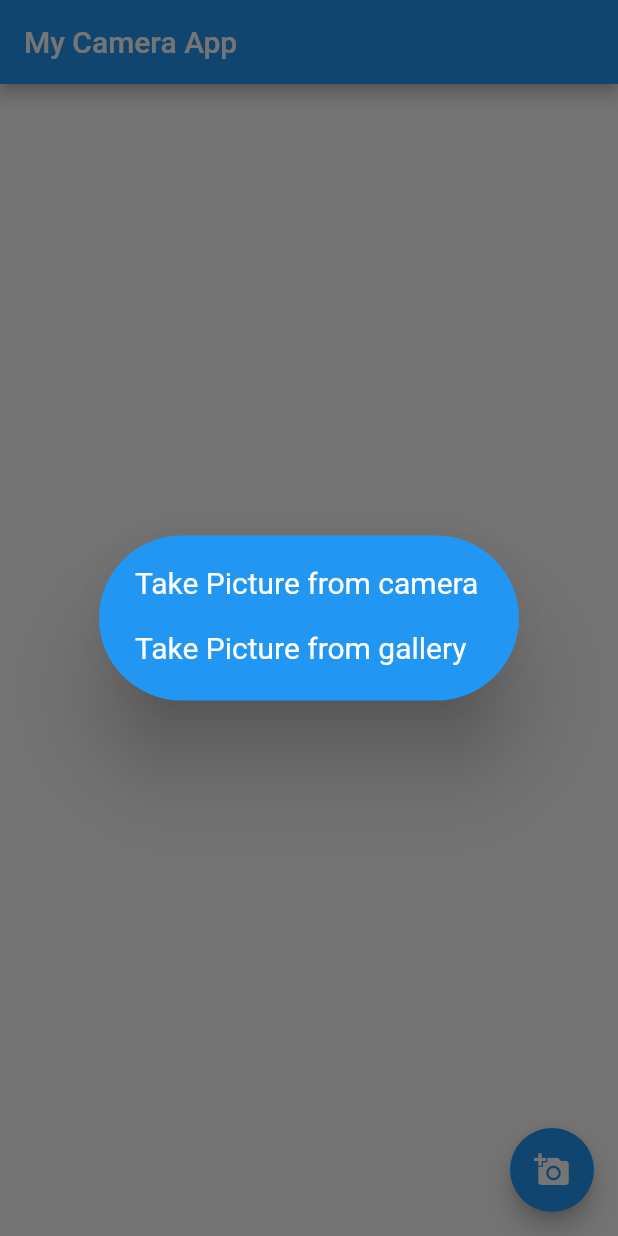
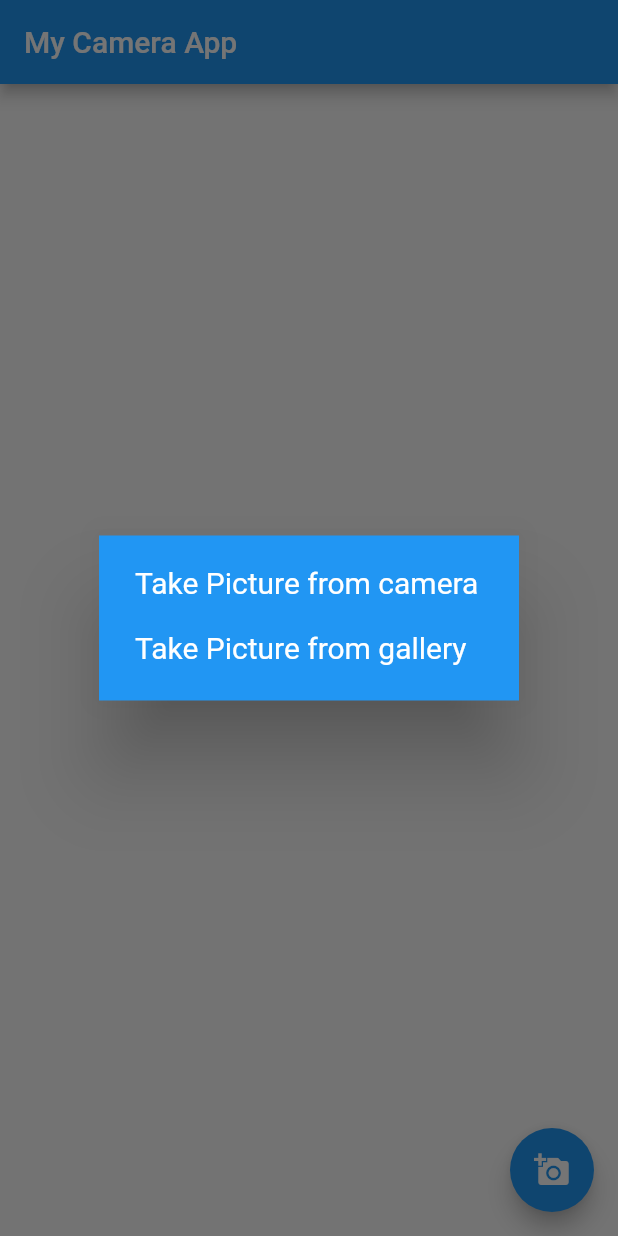
Before and after one commit to AayushPatel006/CameraAndGestureApp, a Flutter app: the screen it shows after launch, after a tap on the "add a photo" icon, on a phone screen of 412 x 824 dp. Run offline on Flutter 3.47's test engine with Material 2 defaults, Android fonts, the phone set to English and light mode, and no system bars; our stand-ins replace image_picker.

```diff
--- a/lib/MyHomePage.dart
+++ b/lib/MyHomePage.dart
@@ -36,7 +36,7 @@ class _MyHomePageState extends State<MyHomePage> {
         builder: (BuildContext context) {
           return AlertDialog(
             backgroundColor: Colors.blue,
-            shape: StadiumBorder(),
+            shape: ContinuousRectangleBorder(),
             content: SingleChildScrollView(
                 child: ListBody(
               children: [
```
